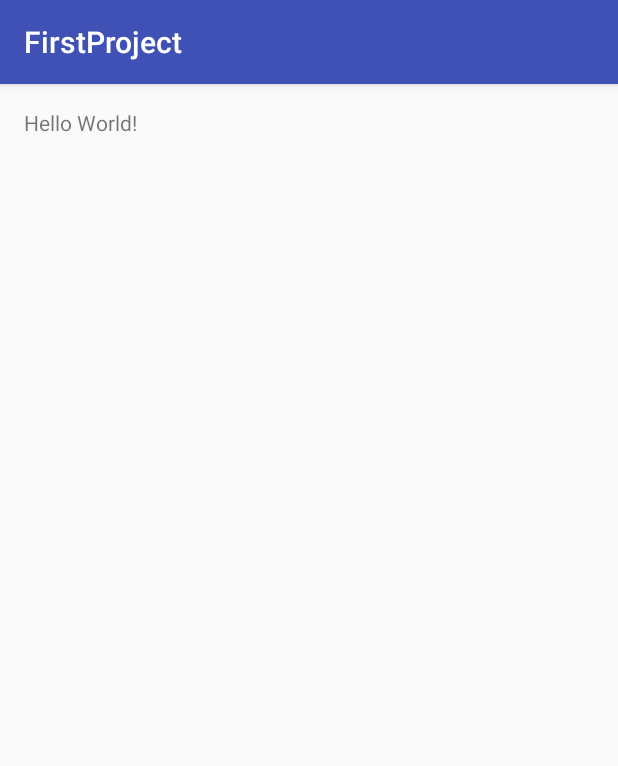
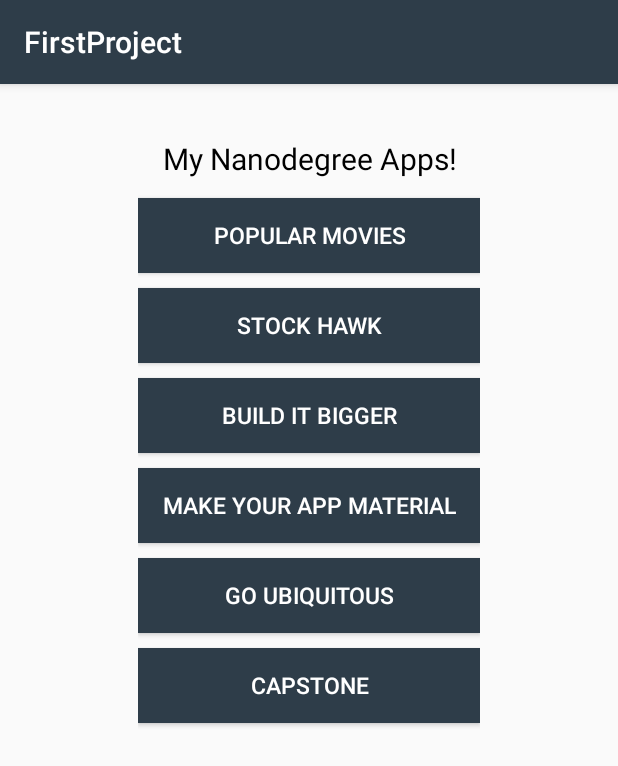
Before and after one commit to SpideyGuy/FirstProject, an Android app: the screen it shows after launch (MainActivity), on a phone screen of 412 x 824 dp. Shown: the top 766 px of the screen. Run offline under Robolectric (Android 15) with nearby library versions, the phone set to English and light mode, and no system bars.

Commit message:
submission changes

```diff
--- a/app/src/main/java/udacity/firstproject/MainActivity.java
+++ b/app/src/main/java/udacity/firstproject/MainActivity.java
@@ -2,12 +2,51 @@ package udacity.firstproject;
 
 import android.support.v7.app.AppCompatActivity;
 import android.os.Bundle;
+import android.view.View;
+import android.widget.Button;
+import android.widget.Toast;
 
-public class MainActivity extends AppCompatActivity {
-
+public class MainActivity extends AppCompatActivity implements View.OnClickListener{
+    private Button btn1,btn2,btn3,btn4,btn5,btn6;
     @Override
     protected void onCreate(Bundle savedInstanceState) {
         super.onCreate(savedInstanceState);
         setContentView(R.layout.activity_main);
+        btn1=(Button)findViewById(R.id.btn_1);
+        btn2=(Button)findViewById(R.id.btn_2);
+        btn3=(Button)findViewById(R.id.btn_3);
+        btn4=(Button)findViewById(R.id.btn_4);
+        btn5=(Button)findViewById(R.id.btn_5);
+        btn6=(Button)findViewById(R.id.btn_6);
+        btn1.setOnClickListener(this);
+        btn2.setOnClickListener(this);
+        btn3.setOnClickListener(this);
+        btn4.setOnClickListener(this);
+        btn5.setOnClickListener(this);
+        btn6.setOnClickListener(this);
+    }
+
+    @Override
+    public void onClick(View v) {
+        switch(v.getId()){
+            case R.id.btn_1:
+                Toast.makeText(this,"This button will launch my popular movies app!",Toast.LENGTH_SHORT).show();
+                break;
+            case R.id.btn_2:
+                Toast.makeText(this,"This button will launch my stock hawk app!",Toast.LENGTH_SHORT).show();
+                break;
+            case R.id.btn_3:
+                Toast.makeText(this,"This button will launch my build it bigger app!",Toast.LENGTH_SHORT).show();
+                break;
+            case R.id.btn_4:
+                Toast.makeText(this,"This button will launch my make your app material app!",Toast.LENGTH_SHORT).show();
+                break;
+            case R.id.btn_5:
+                Toast.makeText(this,"This button will launch my go ubiquitous app!",Toast.LENGTH_SHORT).show();
+                break;
+            case R.id.btn_6:
+                Toast.makeText(this,"This button will launch my capstone app!",Toast.LENGTH_SHORT).show();
+                break;
+        }
     }
 }
--- /dev/null
+++ b/app/src/main/res/drawable/button_style.xml
@@ -0,0 +1,9 @@
+<shape xmlns:android="http://schemas.android.com/apk/res/android"
+    android:shape="rectangle"
+    android:thickness="0dp">
+    <!--<stroke-->
+        <!--android:width="1dp"-->
+        <!--android:color="#FFFFFF" />-->
+    <solid android:color="@color/colorPrimary" />
+    <corners android:radius="0dp" />
+</shape>
--- a/app/src/main/res/layout/activity_main.xml
+++ b/app/src/main/res/layout/activity_main.xml
@@ -1,17 +1,100 @@
 <?xml version="1.0" encoding="utf-8"?>
-<RelativeLayout xmlns:android="http://schemas.android.com/apk/res/android"
+<LinearLayout xmlns:android="http://schemas.android.com/apk/res/android"
     xmlns:tools="http://schemas.android.com/tools"
     android:id="@+id/activity_main"
     android:layout_width="match_parent"
     android:layout_height="match_parent"
+    android:orientation="horizontal"
     android:paddingBottom="@dimen/activity_vertical_margin"
     android:paddingLeft="@dimen/activity_horizontal_margin"
     android:paddingRight="@dimen/activity_horizontal_margin"
     android:paddingTop="@dimen/activity_vertical_margin"
     tools:context="udacity.firstproject.MainActivity">
 
-    <TextView
-        android:layout_width="wrap_content"
-        android:layout_height="wrap_content"
-        android:text="Hello World!" />
-</RelativeLayout>
+    <LinearLayout
+        android:layout_width="0dp"
+        android:layout_height="match_parent"
+        android:layout_weight="2"></LinearLayout>
+
+    <LinearLayout
+        android:layout_width="0dp"
+        android:layout_height="match_parent"
+        android:layout_marginTop="20dp"
+        android:layout_weight="6"
+        android:orientation="vertical">
+
+        <TextView
+            android:layout_width="match_parent"
+            android:layout_height="30dp"
+            android:text="My Nanodegree Apps!"
+            android:textAlignment="center"
+            android:textColor="@color/black"
+            android:textSize="@dimen/title_text_size" />
+
+        <Button
+            android:id="@+id/btn_1"
+            android:layout_width="match_parent"
+            android:layout_height="@dimen/button_height"
+            android:layout_marginTop="10dp"
+            android:background="@drawable/button_style"
+            android:text="@string/btn_1"
+            android:textColor="@color/white"
+            android:textSize="@dimen/button_text_size" />
+
+        <Button
+            android:id="@+id/btn_2"
+            android:layout_width="match_parent"
+            android:layout_height="@dimen/button_height"
+            android:layout_marginTop="10dp"
+            android:background="@drawable/button_style"
+            android:text="@string/btn_2"
+            android:textColor="@color/white"
+            android:textSize="@dimen/button_text_size" />
+
+        <Button
+            android:id="@+id/btn_3"
+            android:layout_width="match_parent"
+            android:layout_height="@dimen/button_height"
+            android:layout_marginTop="10dp"
+            android:background="@drawable/button_style"
+            android:text="@string/btn_3"
+            android:textColor="@color/white"
+            android:textSize="@dimen/button_text_size" />
+
+        <Button
+            android:id="@+id/btn_4"
+            android:layout_width="match_parent"
+            android:layout_height="@dimen/button_height"
+            android:layout_marginTop="10dp"
+            android:background="@drawable/button_style"
+            android:text="@string/btn_4"
+            android:textColor="@color/white"
+            android:textSize="@dimen/button_text_size" />
+
+        <Button
+            android:id="@+id/btn_5"
+            android:layout_width="match_parent"
+            android:layout_height="@dimen/button_height"
+            android:layout_marginTop="10dp"
+            android:background="@drawable/button_style"
+            android:text="@string/btn_5"
+            android:textColor="@color/white"
+            android:textSize="@dimen/button_text_size" />
+
+        <Button
+            android:id="@+id/btn_6"
+            android:layout_width="match_parent"
+            android:layout_height="@dimen/button_height"
+            android:layout_marginTop="10dp"
+            android:background="@drawable/button_style"
+            android:text="@string/btn_6"
+            android:textColor="@color/white"
+            android:textSize="@dimen/button_text_size" />
+    </LinearLayout>
+
+    <LinearLayout
+        android:layout_width="0dp"
+        android:layout_height="match_parent"
+        android:layout_weight="2"></LinearLayout>
+
+</LinearLayout>
--- a/app/src/main/res/values/colors.xml
+++ b/app/src/main/res/values/colors.xml
@@ -1,6 +1,10 @@
 <?xml version="1.0" encoding="utf-8"?>
 <resources>
-    <color name="colorPrimary">#3F51B5</color>
-    <color name="colorPrimaryDark">#303F9F</color>
-    <color name="colorAccent">#FF4081</color>
+    <color name="colorPrimary">#2E3D49</color>
+    <color name="colorPrimaryDark">#2E3D49</color>
+    <color name="colorAccent">#00B2E6</color>
+
+    <color name="white">#FFFFFF</color>
+    <color name="black">#000000</color>
+
 </resources>
--- a/app/src/main/res/values/dimens.xml
+++ b/app/src/main/res/values/dimens.xml
@@ -2,4 +2,7 @@
     <!-- Default screen margins, per the Android Design guidelines. -->
     <dimen name="activity_horizontal_margin">16dp</dimen>
     <dimen name="activity_vertical_margin">16dp</dimen>
+    <dimen name="button_height">50dp</dimen>
+    <dimen name="button_text_size">15sp</dimen>
+    <dimen name="title_text_size">20sp</dimen>
 </resources>
--- a/app/src/main/res/values/strings.xml
+++ b/app/src/main/res/values/strings.xml
@@ -1,3 +1,11 @@
 <resources>
     <string name="app_name">FirstProject</string>
+
+
+    <string name="btn_1">POPULAR MOVIES</string>
+    <string name="btn_2">STOCK HAWK</string>
+    <string name="btn_3">BUILD IT BIGGER</string>
+    <string name="btn_4">MAKE YOUR APP MATERIAL</string>
+    <string name="btn_5">GO UBIQUITOUS</string>
+    <string name="btn_6">CAPSTONE</string>
 </resources>
```
